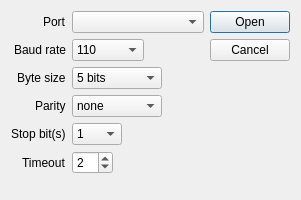
Qt form inlinino/resources/serial_connection.ui (OceanOptics/Inlinino) before a commit.
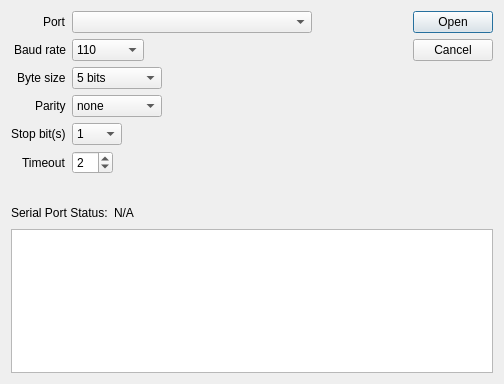
The same form after that commit.

Commit message:
Add Console to Serial Connection Window
    + Segmentation fault that happens randomly when switching between parameter
    + Delay in User Interface
    + TODO Use multiple threads, understand segmentation fault

What changed in the file:
```diff
--- a/inlinino/resources/serial_connection.ui
+++ b/inlinino/resources/serial_connection.ui
@@ -9,8 +9,8 @@
    <rect>
     <x>0</x>
     <y>0</y>
-    <width>301</width>
-    <height>200</height>
+    <width>504</width>
+    <height>384</height>
    </rect>
   </property>
   <property name="windowTitle">
@@ -22,7 +22,9 @@
   <property name="modal">
    <bool>true</bool>
   </property>
-  <layout class="QHBoxLayout" name="horizontalLayout">
+  <layout class="QVBoxLayout" name="verticalLayout">
+   <item>
+    <layout class="QHBoxLayout" name="horizontalLayout_2">
    <item>
     <layout class="QFormLayout" name="formLayout">
      <property name="fieldGrowthPolicy">
@@ -31,6 +33,13 @@
      <property name="labelAlignment">
       <set>Qt::AlignRight|Qt::AlignTrailing|Qt::AlignVCenter</set>
      </property>
+       <item row="0" column="0">
+        <widget class="QLabel" name="label">
+         <property name="text">
+          <string>Port</string>
+         </property>
+        </widget>
+       </item>
      <item row="0" column="1">
       <widget class="QComboBox" name="cb_port">
        <property name="sizePolicy">
@@ -41,10 +50,16 @@
        </property>
        <property name="minimumSize">
         <size>
-         <width>120</width>
+           <width>240</width>
          <height>0</height>
         </size>
        </property>
+         <property name="maximumSize">
+          <size>
+           <width>360</width>
+           <height>16777215</height>
+          </size>
+         </property>
       </widget>
      </item>
      <item row="1" column="0">
@@ -180,20 +195,6 @@
        </property>
       </widget>
      </item>
-     <item row="4" column="0">
-      <widget class="QLabel" name="label_5">
-       <property name="text">
-        <string>Stop bit(s)</string>
-       </property>
-      </widget>
-     </item>
-     <item row="5" column="0">
-      <widget class="QLabel" name="label_6">
-       <property name="text">
-        <string>Timeout</string>
-       </property>
-      </widget>
-     </item>
      <item row="3" column="1">
       <widget class="QComboBox" name="cb_parity">
        <property name="minimumSize">
@@ -232,6 +233,13 @@
        </item>
       </widget>
      </item>
+       <item row="4" column="0">
+        <widget class="QLabel" name="label_5">
+         <property name="text">
+          <string>Stop bit(s)</string>
+         </property>
+        </widget>
+       </item>
      <item row="4" column="1">
       <widget class="QComboBox" name="cb_stopbits">
        <property name="minimumSize">
@@ -260,6 +268,13 @@
        </item>
       </widget>
      </item>
+       <item row="5" column="0">
+        <widget class="QLabel" name="label_6">
+         <property name="text">
+          <string>Timeout</string>
+         </property>
+        </widget>
+       </item>
      <item row="5" column="1">
       <widget class="QSpinBox" name="sb_timeout">
        <property name="toolTip">
@@ -273,20 +288,38 @@
        </property>
       </widget>
      </item>
-     <item row="0" column="0">
-      <widget class="QLabel" name="label">
-       <property name="text">
-        <string>Port</string>
-       </property>
-      </widget>
-     </item>
-    </layout>
-   </item>
+      </layout>
+     </item>
+     <item>
+      <spacer name="horizontalSpacer_2">
+       <property name="orientation">
+        <enum>Qt::Horizontal</enum>
+       </property>
+       <property name="sizeHint" stdset="0">
+        <size>
+         <width>20</width>
+         <height>20</height>
+        </size>
+       </property>
+      </spacer>
+     </item>
    <item>
     <widget class="QDialogButtonBox" name="button_box">
      <property name="enabled">
       <bool>true</bool>
      </property>
+       <property name="sizePolicy">
+        <sizepolicy hsizetype="Fixed" vsizetype="Maximum">
+         <horstretch>0</horstretch>
+         <verstretch>0</verstretch>
+        </sizepolicy>
+       </property>
+       <property name="minimumSize">
+        <size>
+         <width>0</width>
+         <height>186</height>
+        </size>
+       </property>
      <property name="orientation">
       <enum>Qt::Vertical</enum>
      </property>
@@ -295,6 +328,55 @@
      </property>
      <property name="centerButtons">
       <bool>false</bool>
+       </property>
+      </widget>
+     </item>
+    </layout>
+   </item>
+   <item>
+    <layout class="QHBoxLayout" name="horizontalLayout">
+     <item>
+      <widget class="QLabel" name="label_7">
+       <property name="text">
+        <string>Serial Port Status:</string>
+       </property>
+      </widget>
+     </item>
+     <item>
+      <widget class="QLabel" name="label_status">
+       <property name="text">
+        <string>N/A</string>
+       </property>
+      </widget>
+     </item>
+     <item>
+      <spacer name="horizontalSpacer">
+       <property name="orientation">
+        <enum>Qt::Horizontal</enum>
+       </property>
+       <property name="sizeHint" stdset="0">
+        <size>
+         <width>40</width>
+         <height>20</height>
+        </size>
+       </property>
+      </spacer>
+     </item>
+    </layout>
+   </item>
+   <item>
+    <widget class="QPlainTextEdit" name="pte_console">
+     <property name="minimumSize">
+      <size>
+       <width>480</width>
+       <height>120</height>
+      </size>
+     </property>
+     <property name="lineWrapMode">
+      <enum>QPlainTextEdit::NoWrap</enum>
+     </property>
+     <property name="readOnly">
+      <bool>true</bool>
      </property>
     </widget>
    </item>
```
Lines whose indentation alone changed are shown as unchanged. The commit also changes 1 other file.
